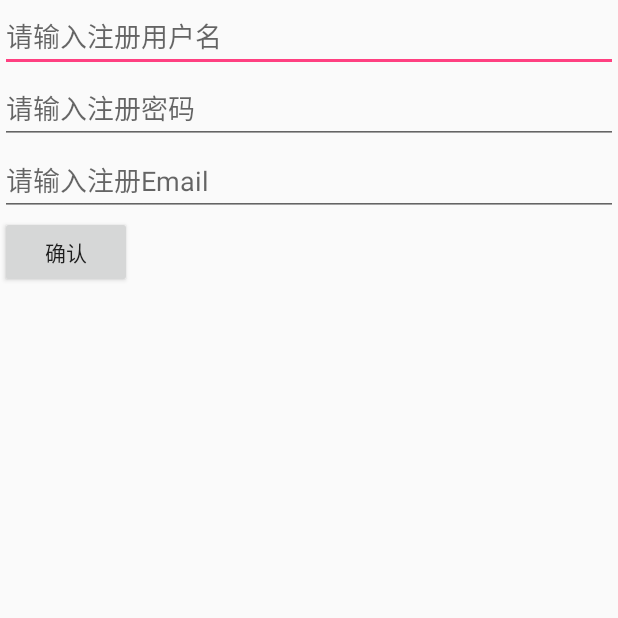
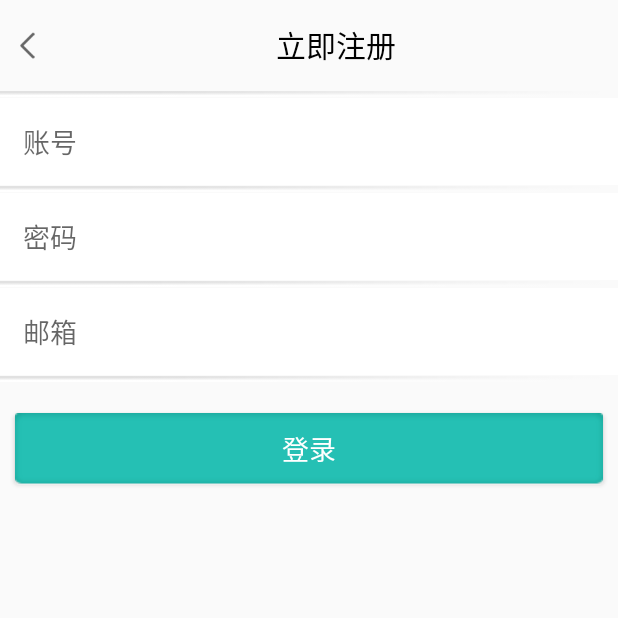
Before and after one commit to glhfgg/MySpaceShopping, an Android app: the LoginActivity screen opened directly, with no data from a screen before it, after a tap on "注册", on a phone screen of 412 x 824 dp, the top half of it. Run offline under Robolectric (Android 15) with nearby library versions, the phone set to English and light mode, and no system bars; libraries missing offline, so code that uses them is left out: cn.bmob.v3; 1 statement that could not run was skipped.

Commit message:
登录和注册界面的修改

```diff
--- a/app/src/main/java/com/jhy/myspaceshopping/myspaceshopping/activity/LoginActivity.java
+++ b/app/src/main/java/com/jhy/myspaceshopping/myspaceshopping/activity/LoginActivity.java
@@ -7,6 +7,7 @@ import android.os.Bundle;
 import android.view.View;
 import android.widget.Button;
 import android.widget.EditText;
+import android.widget.TextView;
 import android.widget.Toast;
 
 
@@ -24,16 +25,16 @@ public class LoginActivity extends Activity{
     EditText name;
     EditText pass;
     Button login;
-    Button singup;
+    TextView singup;
     Context context = this;
     @Override
     protected void onCreate(Bundle savedInstanceState) {
         super.onCreate(savedInstanceState);
-        setContentView(R.layout.activity_test_login);
-        name = (EditText) findViewById(R.id.test_username);
-        pass = (EditText) findViewById(R.id.test_userpass);
-        login = (Button) findViewById(R.id.test_login);
-        singup = (Button) findViewById(R.id.test_singup);
+        setContentView(R.layout.activity_login);
+        name = (EditText) findViewById(R.id.edit_user_name);
+        pass = (EditText) findViewById(R.id.edit_user_passward);
+        login = (Button) findViewById(R.id.btn_login);
+        singup = (TextView) findViewById(R.id.btn_register);
         login.setOnClickListener(click);
         singup.setOnClickListener(click);
         Bmob.initialize(this, "83d3230ec6120329ff990b35775b96f3");
@@ -65,11 +66,11 @@ public class LoginActivity extends Activity{
         @Override
         public void onClick(View v) {
             switch (v.getId()){
-                case R.id.test_singup:
+                case R.id.btn_register:
                     Intent intent = new Intent(context,SingupActivity.class);
                     startActivity(intent);
                     break;
-                case R.id.test_login:
+                case R.id.btn_login:
                     toLogin();
                     break;
             }
--- a/app/src/main/java/com/jhy/myspaceshopping/myspaceshopping/activity/SingupActivity.java
+++ b/app/src/main/java/com/jhy/myspaceshopping/myspaceshopping/activity/SingupActivity.java
@@ -30,11 +30,11 @@ public class SingupActivity extends Activity{
     @Override
     protected void onCreate(Bundle savedInstanceState) {
         super.onCreate(savedInstanceState);
-        setContentView(R.layout.activity_test_singup);
-        name = (EditText) findViewById(R.id.singup_name);
-        pass = (EditText) findViewById(R.id.singup_pass);
-        email = (EditText) findViewById(R.id.singup_email);
-        enter = (Button) findViewById(R.id.singup_enter);
+        setContentView(R.layout.activity_register);
+        name = (EditText) findViewById(R.id.register_edit_user_name);
+        pass = (EditText) findViewById(R.id.register_edit_user_password);
+        email = (EditText) findViewById(R.id.register_edit_user_mail);
+        enter = (Button) findViewById(R.id.btn_login);
         enter.setOnClickListener(click);
     }
 
```
